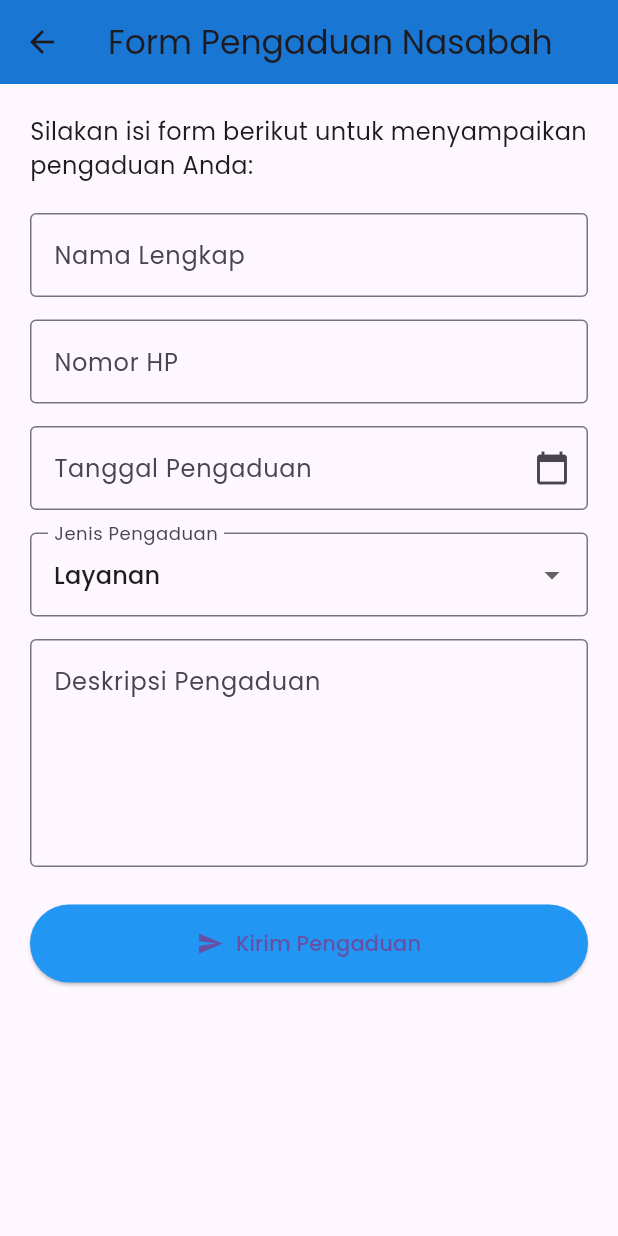
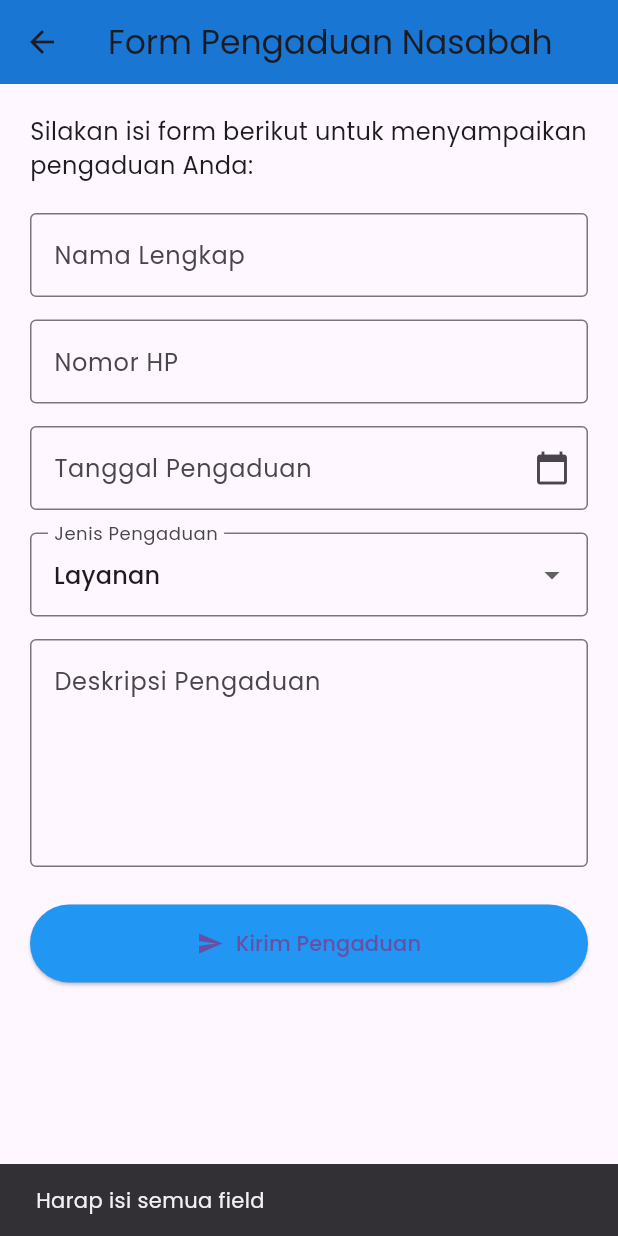
Before and after one commit to Rishackmoto/bankanp, a Flutter app: the PengaduanNasabahDesktop screen opened directly, after a tap on "Kirim Pengaduan", on a phone screen of 412 x 824 dp. Run offline on Flutter 3.47's test engine with Material 3 defaults, Android fonts, the phone set to English and light mode, and no system bars; our stand-ins replace carousel_slider, google_fonts, lottie, web; missing offline and left inert: dart:html, dart:ui_web, social_media_buttons; statements that could not run were skipped; project files that could hold a hidden picture were left out.

Commit message:
Add pengaduan API endpoint

```diff
--- a/lib/pages/desktop/pengaduandesktop.dart
+++ b/lib/pages/desktop/pengaduandesktop.dart
@@ -1,5 +1,7 @@
+import 'dart:convert';
 import 'package:flutter/material.dart';
-import 'package:intl/intl.dart'; // Tambahkan di pubspec.yaml
+import 'package:http/http.dart' as http;
+import 'package:intl/intl.dart';
 
 class PengaduanNasabahDesktop extends StatefulWidget {
   const PengaduanNasabahDesktop({super.key});
@@ -11,7 +13,6 @@ class PengaduanNasabahDesktop extends StatefulWidget {
 
 class _PengaduanNasabahDesktopState extends State<PengaduanNasabahDesktop> {
   final TextEditingController namaController = TextEditingController();
-  final TextEditingController norekController = TextEditingController();
   final TextEditingController nohpController = TextEditingController();
   final TextEditingController deskripsiController = TextEditingController();
   final TextEditingController tglController = TextEditingController();
@@ -28,6 +29,69 @@ class _PengaduanNasabahDesktopState extends State<PengaduanNasabahDesktop> {
     'Kredit Konsumtif',
     'Lainnya'
   ];
+
+  bool loading = false;
+
+  Future<void> kirimPengaduan() async {
+    if (namaController.text.isEmpty ||
+        nohpController.text.isEmpty ||
+        tglController.text.isEmpty ||
+        deskripsiController.text.isEmpty) {
+      ScaffoldMessenger.of(context).showSnackBar(
+        const SnackBar(content: Text('Harap isi semua field')),
+      );
+      return;
+    }
+
+    setState(() {
+      loading = true;
+    });
+
+    try {
+      final url = Uri.parse('https://ayam-api.up.railway.app/pengaduan');
+
+      final response = await http.post(
+        url,
+        headers: {'Content-Type': 'application/json'},
+        body: json.encode({
+          'nama': namaController.text,
+          'nohp': nohpController.text,
+          'tgl': tglController.text
+              .split('-')
+              .reversed
+              .join('-'), // dd-MM-yyyy → yyyy-MM-dd
+          'jenis': selectedJenis,
+          'deskripsi': deskripsiController.text,
+        }),
+      );
+
+      if (response.statusCode == 200) {
+        ScaffoldMessenger.of(context).showSnackBar(
+          const SnackBar(content: Text('Pengaduan berhasil dikirim')),
+        );
+        // Bersihkan form
+        namaController.clear();
+        nohpController.clear();
+        tglController.clear();
+        deskripsiController.clear();
+        setState(() {
+          selectedJenis = 'Layanan';
+        });
+      } else {
+        ScaffoldMessenger.of(context).showSnackBar(
+          SnackBar(content: Text('Gagal kirim: ${response.body}')),
+        );
+      }
+    } catch (e) {
+      ScaffoldMessenger.of(context).showSnackBar(
+        SnackBar(content: Text('Error: $e')),
+      );
+    }
+
+    setState(() {
+      loading = false;
+    });
+  }
 
   @override
   Widget build(BuildContext context) {
@@ -138,17 +202,16 @@ class _PengaduanNasabahDesktopState extends State<PengaduanNasabahDesktop> {
               SizedBox(
                 width: double.infinity,
                 child: ElevatedButton.icon(
-                  onPressed: () {
-                    print('--- PENGADUAN DIKIRIM ---');
-                    print('Nama: ${namaController.text}');
-                    print('No Rek: ${norekController.text}');
-                    print('No HP: ${nohpController.text}');
-                    print('Tgl: ${tglController.text}');
-                    print('Jenis: $selectedJenis');
-                    print('Deskripsi: ${deskripsiController.text}');
-                  },
-                  icon: const Icon(Icons.send),
-                  label: const Text('Kirim Pengaduan'),
+                  onPressed: loading ? null : kirimPengaduan,
+                  icon: loading
+                      ? const SizedBox(
+                          height: 20,
+                          width: 20,
+                          child: CircularProgressIndicator(
+                              strokeWidth: 2, color: Colors.white),
+                        )
+                      : const Icon(Icons.send),
+                  label: Text(loading ? 'Mengirim...' : 'Kirim Pengaduan'),
                   style: ElevatedButton.styleFrom(
                     padding: const EdgeInsets.symmetric(vertical: 16),
                     backgroundColor: Colors.blue,
--- a/pubspec.yaml
+++ b/pubspec.yaml
@@ -46,6 +46,7 @@ dependencies:
   js: ^0.6.7
   web: ^1.1.1
   intl: ^0.19.0
+  http: ^1.2.2
 
 dev_dependencies:
   flutter_test:
```
Also changed, not shown: pubspec.lock.
